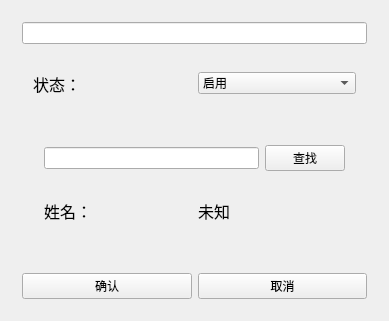
Qt form ComputersManager/modify_room.ui (Time-Zero/ComputersManager) before a commit.
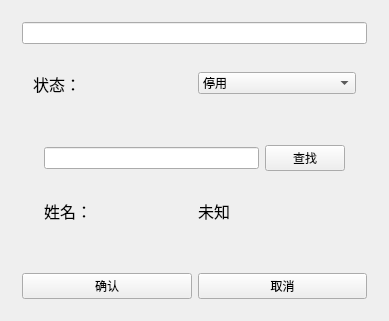
The same form after that commit.

```diff
--- a/ComputersManager/modify_room.ui
+++ b/ComputersManager/modify_room.ui
@@ -39,7 +39,7 @@
           <widget class="QComboBox" name="comboBox">
            <item>
             <property name="text">
-             <string>启用</string>
+             <string>停用</string>
             </property>
            </item>
            <item>
```
Left out of the diff: 10 changed lines with no effect on the pictures.
